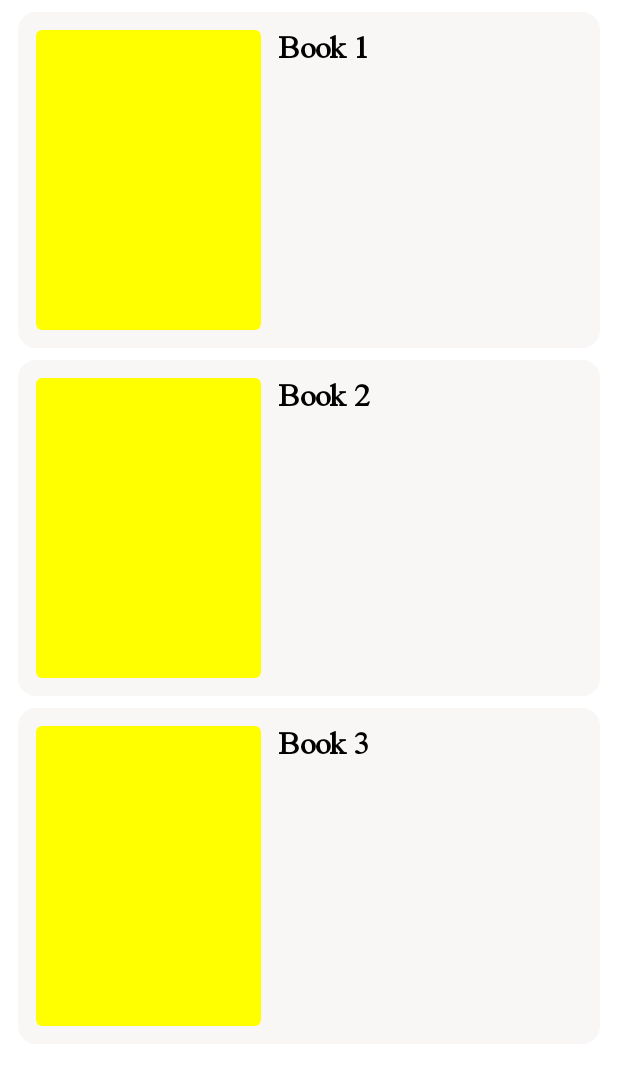
After one commit to T-e-i-l-s/CoffeeBook, an Android app built with Jetpack Compose: the composable HomeScreenView shown on its own in the app's theme, on a phone screen of 412 x 824 dp. The commit adds this screen. Shown: the top 1065 px of the screen. Run offline under Robolectric (Android 15) with nearby library versions, the phone set to English and light mode, and no system bars; our stand-ins replace Dagger/Hilt's generated code.

Commit message:
Home Screen Basics

```diff
--- a/app/build.gradle.kts
+++ b/app/build.gradle.kts
@@ -59,6 +59,7 @@ dependencies {
     // AndroidX core and lifecycle
     implementation(libs.androidx.core.ktx)
     implementation(libs.androidx.lifecycle.runtime.ktx)
+    implementation(libs.androidx.lifecycle.viewmodel.compose)
     // Compose dependencies
     implementation(libs.androidx.activity.compose)
     implementation(platform(libs.androidx.compose.bom))
--- a/app/src/main/AndroidManifest.xml
+++ b/app/src/main/AndroidManifest.xml
@@ -3,6 +3,7 @@
     xmlns:tools="http://schemas.android.com/tools">
 
     <application
+        android:name=".Application"
         android:allowBackup="true"
         android:dataExtractionRules="@xml/data_extraction_rules"
         android:fullBackupContent="@xml/backup_rules"
--- a/app/src/main/java/com/mustafin/ebooks/MainActivity.kt
+++ b/app/src/main/java/com/mustafin/ebooks/MainActivity.kt
@@ -4,6 +4,7 @@ import android.os.Bundle
 import androidx.activity.ComponentActivity
 import androidx.activity.compose.setContent
 import androidx.activity.enableEdgeToEdge
+import com.mustafin.ebooks.mainFlow.ui.screens.homeScreen.HomeScreenView
 import dagger.hilt.android.AndroidEntryPoint
 
 @AndroidEntryPoint
@@ -12,6 +13,7 @@ class MainActivity : ComponentActivity() {
         super.onCreate(savedInstanceState)
         enableEdgeToEdge()
         setContent {
+            HomeScreenView()
         }
     }
 }
--- /dev/null
+++ b/app/src/main/java/com/mustafin/ebooks/core/domain/Constants.kt
@@ -0,0 +1,7 @@
+package com.mustafin.ebooks.core.domain
+
+import androidx.compose.ui.text.font.Font
+import androidx.compose.ui.text.font.FontFamily
+import com.mustafin.ebooks.R
+
+val APP_DEFAULT_FONT = FontFamily(Font(R.font.times_new_roman))
--- /dev/null
+++ b/app/src/main/java/com/mustafin/ebooks/core/domain/enums/LoadingStatus.kt
@@ -0,0 +1,5 @@
+package com.mustafin.ebooks.core.domain.enums
+
+enum class LoadingStatus {
+    LOADING, LOADED, ERROR
+}
--- /dev/null
+++ b/app/src/main/java/com/mustafin/ebooks/mainFlow/domain/models/BookModel.kt
@@ -0,0 +1,6 @@
+package com.mustafin.ebooks.mainFlow.domain.models
+
+// Модель с информацией о книге
+data class BookModel(
+    val name: String
+)
--- /dev/null
+++ b/app/src/main/java/com/mustafin/ebooks/mainFlow/ui/screens/homeScreen/HomeScreenView.kt
@@ -0,0 +1,49 @@
+package com.mustafin.ebooks.mainFlow.ui.screens.homeScreen
+
+import androidx.compose.foundation.background
+import androidx.compose.foundation.layout.Arrangement
+import androidx.compose.foundation.layout.Column
+import androidx.compose.foundation.layout.PaddingValues
+import androidx.compose.foundation.layout.Spacer
+import androidx.compose.foundation.layout.fillMaxSize
+import androidx.compose.foundation.layout.navigationBarsPadding
+import androidx.compose.foundation.layout.padding
+import androidx.compose.foundation.layout.statusBarsPadding
+import androidx.compose.foundation.lazy.LazyColumn
+import androidx.compose.foundation.lazy.items
+import androidx.compose.runtime.Composable
+import androidx.compose.ui.Modifier
+import androidx.compose.ui.res.colorResource
+import androidx.compose.ui.unit.dp
+import androidx.hilt.navigation.compose.hiltViewModel
+import com.mustafin.ebooks.R
+import com.mustafin.ebooks.core.domain.enums.LoadingStatus
+import com.mustafin.ebooks.mainFlow.ui.screens.homeScreen.views.BookInfoView
+
+// Главный экран приложения
+@Composable
+fun HomeScreenView() {
+    val viewModel: HomeScreenViewModel = hiltViewModel()
+
+    if (viewModel.loadingStatus == LoadingStatus.LOADED) {
+        LazyColumn(
+            modifier = Modifier
+                .fillMaxSize()
+                .background(colorResource(id = R.color.background))
+                .padding(horizontal = 12.dp),
+            verticalArrangement = Arrangement.spacedBy(8.dp)
+        ) {
+            item {
+                Spacer(modifier = Modifier.statusBarsPadding())
+            }
+
+            items(viewModel.books) {
+                BookInfoView(book = it)
+            }
+
+            item {
+                Spacer(modifier = Modifier.navigationBarsPadding())
+            }
+        }
+    }
+}
--- /dev/null
+++ b/app/src/main/java/com/mustafin/ebooks/mainFlow/ui/screens/homeScreen/HomeScreenViewModel.kt
@@ -0,0 +1,34 @@
+package com.mustafin.ebooks.mainFlow.ui.screens.homeScreen
+
+import androidx.lifecycle.ViewModel
+import androidx.lifecycle.viewModelScope
+import com.mustafin.ebooks.core.domain.enums.LoadingStatus
+import com.mustafin.ebooks.mainFlow.data.repositories.booksRepository.BooksRepositoryImpl
+import com.mustafin.ebooks.mainFlow.domain.models.BookModel
+import dagger.hilt.android.lifecycle.HiltViewModel
+import kotlinx.coroutines.launch
+import javax.inject.Inject
+
+// View Model главного экрана
+@HiltViewModel
+class HomeScreenViewModel @Inject constructor(
+    private val booksRepository: BooksRepositoryImpl
+) : ViewModel() {
+    var loadingStatus = LoadingStatus.LOADING
+        private set
+
+    var books: List<BookModel> = emptyList()
+        private set
+
+    init {
+        // При создании View Model загружем данные
+        loadInitialData()
+    }
+
+    private fun loadInitialData() {
+        viewModelScope.launch {
+            books = booksRepository.getBooks()
+            loadingStatus = LoadingStatus.LOADED
+        }
+    }
+}
--- /dev/null
+++ b/app/src/main/java/com/mustafin/ebooks/mainFlow/ui/screens/homeScreen/views/BookInfoView.kt
@@ -0,0 +1,67 @@
+package com.mustafin.ebooks.mainFlow.ui.screens.homeScreen.views
+
+import androidx.compose.foundation.background
+import androidx.compose.foundation.layout.Arrangement
+import androidx.compose.foundation.layout.Column
+import androidx.compose.foundation.layout.Row
+import androidx.compose.foundation.layout.Spacer
+import androidx.compose.foundation.layout.fillMaxHeight
+import androidx.compose.foundation.layout.fillMaxWidth
+import androidx.compose.foundation.layout.height
+import androidx.compose.foundation.layout.padding
+import androidx.compose.foundation.layout.width
+import androidx.compose.foundation.shape.RoundedCornerShape
+import androidx.compose.material3.Text
+import androidx.compose.runtime.Composable
+import androidx.compose.ui.Alignment
+import androidx.compose.ui.Modifier
+import androidx.compose.ui.draw.clip
+import androidx.compose.ui.graphics.Color
+import androidx.compose.ui.res.colorResource
+import androidx.compose.ui.text.font.FontWeight
+import androidx.compose.ui.unit.dp
+import androidx.compose.ui.unit.sp
+import com.mustafin.ebooks.R
+import com.mustafin.ebooks.core.domain.APP_DEFAULT_FONT
+import com.mustafin.ebooks.mainFlow.domain.models.BookModel
+
+@Composable
+fun BookInfoView(book: BookModel) {
+    Row(
+        modifier = Modifier
+            .fillMaxWidth()
+            .clip(RoundedCornerShape(12.dp))
+            .background(colorResource(id = R.color.secondary_background))
+            .padding(12.dp)
+    ) {
+        Spacer(
+            modifier = Modifier
+                .width(150.dp)
+                .height(200.dp)
+                .clip(RoundedCornerShape(4.dp))
+                .background(Color.Yellow)
+        )
+
+        Spacer(
+            modifier = Modifier
+                .width(12.dp)
+                .fillMaxHeight()
+        )
+
+        Column(
+            modifier = Modifier
+                .weight(1f)
+                .fillMaxHeight(),
+            verticalArrangement = Arrangement.Top,
+            horizontalAlignment = Alignment.Start
+        ) {
+            Text(
+                text = book.name,
+                color = colorResource(id = R.color.text),
+                fontWeight = FontWeight.ExtraBold,
+                fontSize = 21.sp,
+                fontFamily = APP_DEFAULT_FONT,
+            )
+        }
+    }
+}
--- a/gradle/libs.versions.toml
+++ b/gradle/libs.versions.toml
@@ -14,6 +14,7 @@ composeBom = "2024.04.01"
 [libraries]
 androidx-core-ktx = { group = "androidx.core", name = "core-ktx", version.ref = "coreKtx" }
 androidx-hilt-navigation-compose = { module = "androidx.hilt:hilt-navigation-compose", version.ref = "hiltNavigationCompose" }
+androidx-lifecycle-viewmodel-compose = { module = "androidx.lifecycle:lifecycle-viewmodel-compose", version.ref = "lifecycleRuntimeKtx" }
 dagger-hilt-android = { module = "com.google.dagger:hilt-android", version.ref = "hiltAndroidVersion" }
 hilt-android-compiler = { module = "com.google.dagger:hilt-android-compiler", version.ref = "hiltAndroidVersion" }
 junit = { group = "junit", name = "junit", version.ref = "junit" }
```
Also changed, not shown: app/src/main/java/com/mustafin/ebooks/mainFlow/data/repositories/booksRepository/BooksRepository.kt (added, +7 -0 lines), app/src/main/java/com/mustafin/ebooks/mainFlow/data/repositories/booksRepository/BooksRepositoryImpl.kt (added, +13 -0 lines), app/src/main/java/com/mustafin/ebooks/mainFlow/di/MainFlowModule.kt (added, +18 -0 lines), app/src/main/res/font/times_new_roman.ttf (added).
